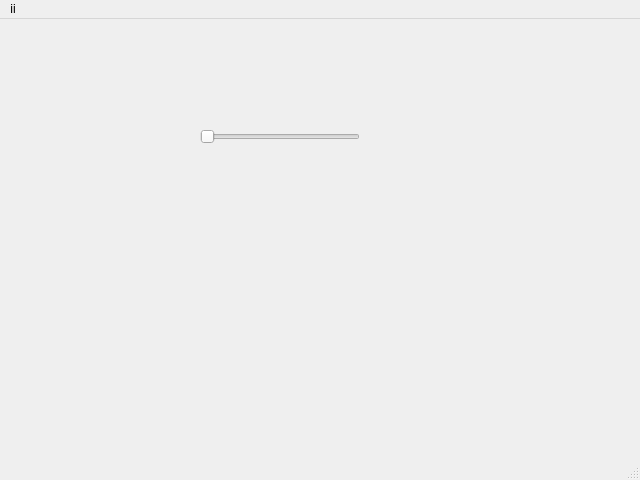
This is package/ui/dashboard.ui in AreebaAziz/PyQTLoginSignup as Qt 5 draws it before an edit. The edited form follows.
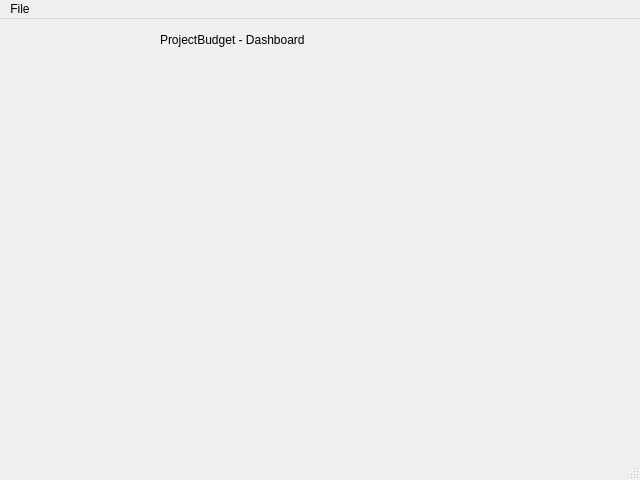
This is the edited form.

Commit message: created switching between dashboard & welcome windows

Diff of the .ui file:
```diff
--- a/package/ui/dashboard.ui
+++ b/package/ui/dashboard.ui
@@ -10,21 +10,27 @@
     <height>480</height>
    </rect>
   </property>
+  <property name="minimumSize">
+   <size>
+    <width>640</width>
+    <height>480</height>
+   </size>
+  </property>
   <property name="windowTitle">
    <string>MainWindow</string>
   </property>
   <widget class="QWidget" name="centralwidget">
-   <widget class="QSlider" name="horizontalSlider">
+   <widget class="QLabel" name="lb_title">
     <property name="geometry">
      <rect>
-      <x>200</x>
-      <y>110</y>
-      <width>160</width>
-      <height>16</height>
+      <x>160</x>
+      <y>10</y>
+      <width>401</width>
+      <height>21</height>
      </rect>
     </property>
-    <property name="orientation">
-     <enum>Qt::Horizontal</enum>
+    <property name="text">
+     <string>ProjectBudget - Dashboard</string>
     </property>
    </widget>
   </widget>
@@ -37,12 +43,12 @@
      <height>25</height>
     </rect>
    </property>
-   <widget class="QMenu" name="menuii">
+   <widget class="QMenu" name="menuFile">
     <property name="title">
-     <string>ii</string>
+     <string>File</string>
     </property>
    </widget>
-   <addaction name="menuii"/>
+   <addaction name="menuFile"/>
   </widget>
   <widget class="QStatusBar" name="statusbar"/>
  </widget>
```
Left out of the diff: 8 changed lines with no effect on the pictures. The commit also changes 2 other files.
